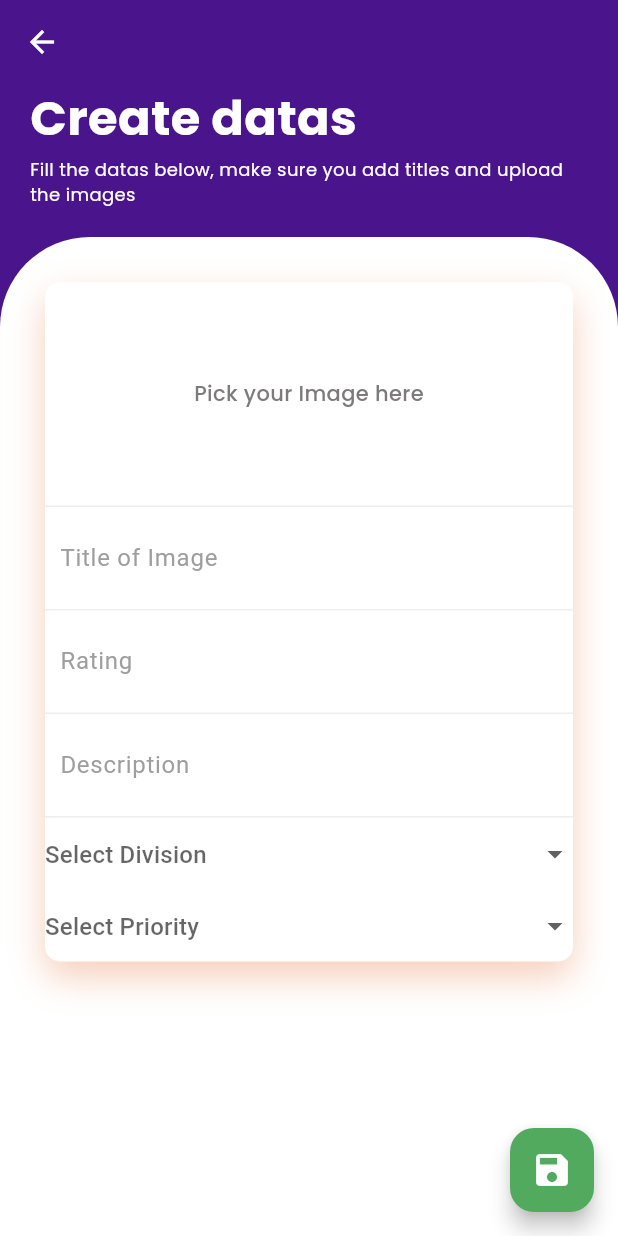
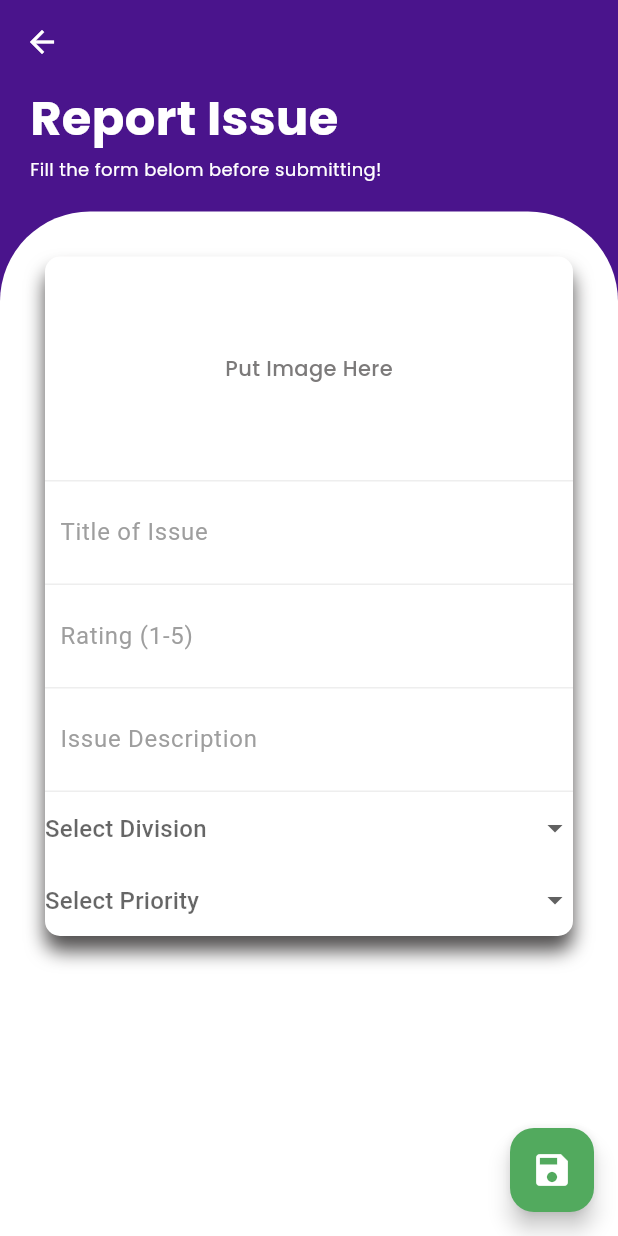
Before and after one commit to KurirRempeyek/YourAnimeList, a Flutter app: the CSForm screen opened directly, on a phone screen of 412 x 824 dp. Run offline on Flutter 3.47's test engine with Material 3 defaults, Android fonts, the phone set to English and light mode, and no system bars; our stand-ins replace carousel_slider, flutter_rating_bar, flutter_slidable, google_fonts, google_nav_bar, image_picker and 1 more; accounts and stored records are empty; network calls fail.

Commit message:
edit the cs form

```diff
--- a/lib/form_customerservice.dart
+++ b/lib/form_customerservice.dart
@@ -117,7 +117,8 @@ class _CSFormState extends State<CSForm> {
 
   @override
   Widget build(BuildContext context) {
-    return Scaffold(
+    return SafeArea(
+      child: Scaffold(
         backgroundColor: Colors.purple.shade900,
         appBar: AppBar(
           title: null,
@@ -136,7 +137,7 @@ class _CSFormState extends State<CSForm> {
                   crossAxisAlignment: CrossAxisAlignment.start,
                   children: [
                     Text(
-                    "Create datas",
+                      "Report Issue",
                       style: GoogleFonts.poppins(
                         fontSize: 32,
                         color: Colors.white,
@@ -147,7 +148,7 @@ class _CSFormState extends State<CSForm> {
                       height: 2,
                     ),
                     Text(
-                    "Fill the datas below, make sure you add titles and upload the images",
+                      "Fill the form belom before submitting!",
                       style: GoogleFonts.poppins(
                         fontSize: 12,
                         color: Colors.white,
@@ -166,8 +167,8 @@ class _CSFormState extends State<CSForm> {
                           topLeft: Radius.circular(60),
                           topRight: Radius.circular(60))),
                   child: Padding(
-                  padding:
-                      const EdgeInsets.symmetric(horizontal: 30, vertical: 10),
+                    padding: const EdgeInsets.symmetric(
+                        horizontal: 30, vertical: 10),
                     child: Column(
                       children: [
                         const SizedBox(
@@ -179,8 +180,8 @@ class _CSFormState extends State<CSForm> {
                               borderRadius: BorderRadius.circular(10),
                               boxShadow: const [
                                 BoxShadow(
-                                  color: Color.fromRGBO(225, 95, 27, .3),
-                                  blurRadius: 20,
+                                    color: Color.fromARGB(255, 82, 80, 80),
+                                    blurRadius: 10,
                                     offset: Offset(0, 10))
                               ]),
                           child: Column(
@@ -198,7 +199,7 @@ class _CSFormState extends State<CSForm> {
                                   height: 150,
                                   child: galleryFile == null
                                       ? Center(
-                                        child: Text('Pick your Image here',
+                                          child: Text('Put Image Here',
                                               style: GoogleFonts.poppins(
                                                 fontSize: 14,
                                                 color: const Color.fromARGB(
@@ -219,7 +220,7 @@ class _CSFormState extends State<CSForm> {
                                 child: TextField(
                                   controller: _titleController,
                                   decoration: const InputDecoration(
-                                    hintText: "Title of Image",
+                                      hintText: "Title of Issue",
                                       hintStyle: TextStyle(color: Colors.grey),
                                       border: InputBorder.none),
                                   onChanged: (value) {
@@ -239,7 +240,7 @@ class _CSFormState extends State<CSForm> {
                                   controller: _ratingController,
                                   keyboardType: TextInputType.number,
                                   decoration: const InputDecoration(
-                                    hintText: "Rating",
+                                      hintText: "Rating (1-5)",
                                       hintStyle: TextStyle(color: Colors.grey),
                                       border: InputBorder.none),
                                   onChanged: (value) {
@@ -258,7 +259,7 @@ class _CSFormState extends State<CSForm> {
                                 child: TextField(
                                   controller: _descriptionController,
                                   decoration: const InputDecoration(
-                                    hintText: "Description",
+                                      hintText: "Issue Description",
                                       hintStyle: TextStyle(color: Colors.grey),
                                       border: InputBorder.none),
                                   onChanged: (value) {
@@ -333,6 +334,7 @@ class _CSFormState extends State<CSForm> {
           },
           child: const Icon(Icons.save, color: Colors.white, size: 28),
         ),
+      ),
     );
   }
 }
```
Lines whose indentation alone changed are shown as unchanged.
